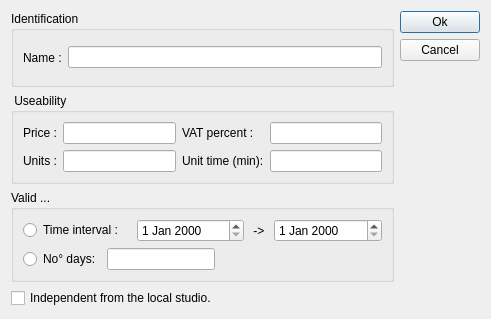
Qt form client/dlgpatientcardtypeedit.ui (tbikfalvi/Belenus) before a commit.
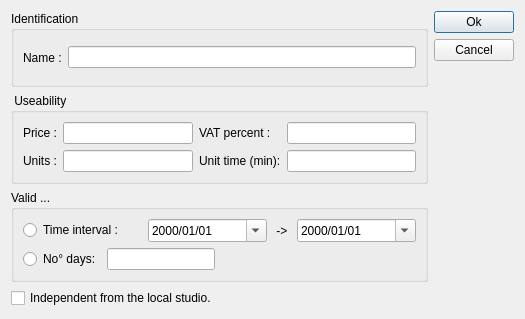
The same form after that commit.

The edit to the form file:
```diff
--- a/client/dlgpatientcardtypeedit.ui
+++ b/client/dlgpatientcardtypeedit.ui
@@ -6,7 +6,7 @@
    <rect>
     <x>0</x>
     <y>0</y>
-    <width>491</width>
+    <width>525</width>
     <height>319</height>
    </rect>
   </property>
@@ -103,7 +103,14 @@
            </widget>
           </item>
           <item>
-           <widget class="QDateEdit" name="deValidDateFrom"/>
+           <widget class="QDateEdit" name="deValidDateFrom">
+            <property name="displayFormat">
+             <string>yyyy/MM/dd</string>
+            </property>
+            <property name="calendarPopup">
+             <bool>true</bool>
+            </property>
+           </widget>
           </item>
           <item>
            <widget class="QLabel" name="lblFromTo">
@@ -119,7 +126,14 @@
            </widget>
           </item>
           <item>
-           <widget class="QDateEdit" name="deValidDateTo"/>
+           <widget class="QDateEdit" name="deValidDateTo">
+            <property name="displayFormat">
+             <string>yyyy/MM/dd</string>
+            </property>
+            <property name="calendarPopup">
+             <bool>true</bool>
+            </property>
+           </widget>
           </item>
          </layout>
         </item>
```
